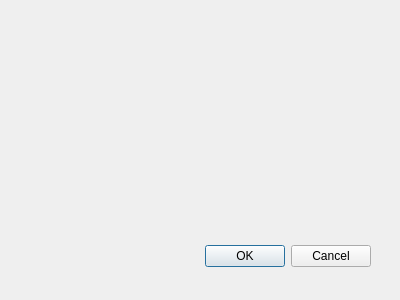
This is connectiondialog.ui in ahunt/incolata as Qt 5 draws it before an edit. The edited form follows.
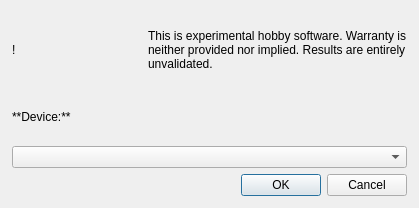
This is the edited form.

Commit message: connectiondialog: build basic layout

The edit to the form file:
```diff
--- a/connectiondialog.ui
+++ b/connectiondialog.ui
@@ -6,29 +6,112 @@
    <rect>
     <x>0</x>
     <y>0</y>
-    <width>400</width>
-    <height>300</height>
+    <width>419</width>
+    <height>208</height>
    </rect>
   </property>
+  <property name="sizePolicy">
+   <sizepolicy hsizetype="Fixed" vsizetype="Fixed">
+    <horstretch>0</horstretch>
+    <verstretch>0</verstretch>
+   </sizepolicy>
+  </property>
+  <property name="maximumSize">
+   <size>
+    <width>419</width>
+    <height>208</height>
+   </size>
+  </property>
   <property name="windowTitle">
    <string>Dialog</string>
   </property>
-  <widget class="QDialogButtonBox" name="buttonBox">
-   <property name="geometry">
-    <rect>
-     <x>30</x>
-     <y>240</y>
-     <width>341</width>
-     <height>32</height>
-    </rect>
+  <layout class="QVBoxLayout" name="verticalLayout">
+   <property name="leftMargin">
+    <number>12</number>
    </property>
-   <property name="orientation">
-    <enum>Qt::Horizontal</enum>
+   <property name="topMargin">
+    <number>12</number>
    </property>
-   <property name="standardButtons">
-    <set>QDialogButtonBox::Cancel|QDialogButtonBox::Ok</set>
+   <property name="rightMargin">
+    <number>12</number>
    </property>
-  </widget>
+   <property name="bottomMargin">
+    <number>12</number>
+   </property>
+   <item>
+    <layout class="QHBoxLayout" name="warningLayout">
+     <property name="spacing">
+      <number>12</number>
+     </property>
+     <item>
+      <widget class="QLabel" name="warningIcon">
+       <property name="minimumSize">
+        <size>
+         <width>32</width>
+         <height>32</height>
+        </size>
+       </property>
+       <property name="text">
+        <string>!</string>
+       </property>
+      </widget>
+     </item>
+     <item>
+      <widget class="QLabel" name="warningLabel">
+       <property name="sizePolicy">
+        <sizepolicy hsizetype="Preferred" vsizetype="Minimum">
+         <horstretch>0</horstretch>
+         <verstretch>0</verstretch>
+        </sizepolicy>
+       </property>
+       <property name="text">
+        <string>This is experimental hobby software. Warranty is neither provided nor implied. Results are entirely unvalidated.</string>
+       </property>
+       <property name="scaledContents">
+        <bool>false</bool>
+       </property>
+       <property name="wordWrap">
+        <bool>true</bool>
+       </property>
+      </widget>
+     </item>
+    </layout>
+   </item>
+   <item>
+    <layout class="QVBoxLayout" name="deviceLayout">
+     <item>
+      <widget class="QLabel" name="label">
+       <property name="text">
+        <string>**Device:**</string>
+       </property>
+       <property name="textFormat">
+        <enum>Qt::MarkdownText</enum>
+       </property>
+      </widget>
+     </item>
+     <item>
+      <widget class="QComboBox" name="comboBox">
+       <property name="minimumSize">
+        <size>
+         <width>350</width>
+         <height>0</height>
+        </size>
+       </property>
+      </widget>
+     </item>
+    </layout>
+   </item>
+   <item>
+    <widget class="QDialogButtonBox" name="buttonBox">
+     <property name="orientation">
+      <enum>Qt::Horizontal</enum>
+     </property>
+     <property name="standardButtons">
+      <set>QDialogButtonBox::Cancel|QDialogButtonBox::Ok</set>
+     </property>
+    </widget>
+   </item>
+  </layout>
  </widget>
  <resources/>
  <connections>
```
Left out of the diff: 2 changed lines with no effect on the pictures. The commit also changes 1 other file.
